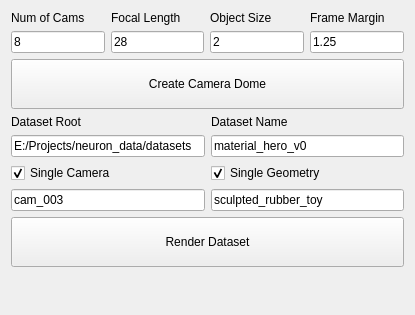
Old version of the form datagen/ui/ui_datarender.ui in the repository kiryha/neuron.
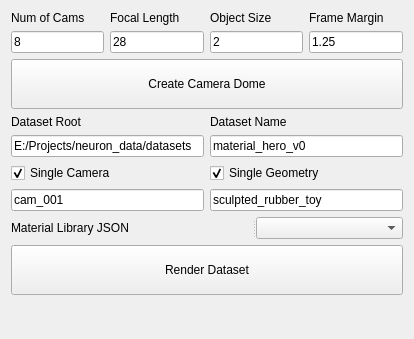
New version of the form.

What changed in the file:
```diff
--- a/datagen/ui/ui_datarender.ui
+++ b/datagen/ui/ui_datarender.ui
@@ -6,8 +6,8 @@
    <rect>
     <x>0</x>
     <y>0</y>
-    <width>415</width>
-    <height>315</height>
+    <width>414</width>
+    <height>339</height>
    </rect>
   </property>
   <property name="windowTitle">
@@ -144,7 +144,7 @@
      <item row="1" column="0">
       <widget class="QLineEdit" name="linSingleCameraName">
        <property name="text">
-        <string>cam_003</string>
+        <string>cam_001</string>
        </property>
       </widget>
      </item>
@@ -157,6 +157,19 @@
      </item>
     </layout>
    </item>
+   <item>
+    <widget class="QSplitter" name="splitter">
+     <property name="orientation">
+      <enum>Qt::Orientation::Horizontal</enum>
+     </property>
+     <widget class="QLabel" name="label_9">
+      <property name="text">
+       <string>Material Library JSON</string>
+      </property>
+     </widget>
+     <widget class="QComboBox" name="boxJSONName"/>
+    </widget>
+   </item>
    <item>
     <widget class="QPushButton" name="btnRenderDataset">
      <property name="minimumSize">
```
